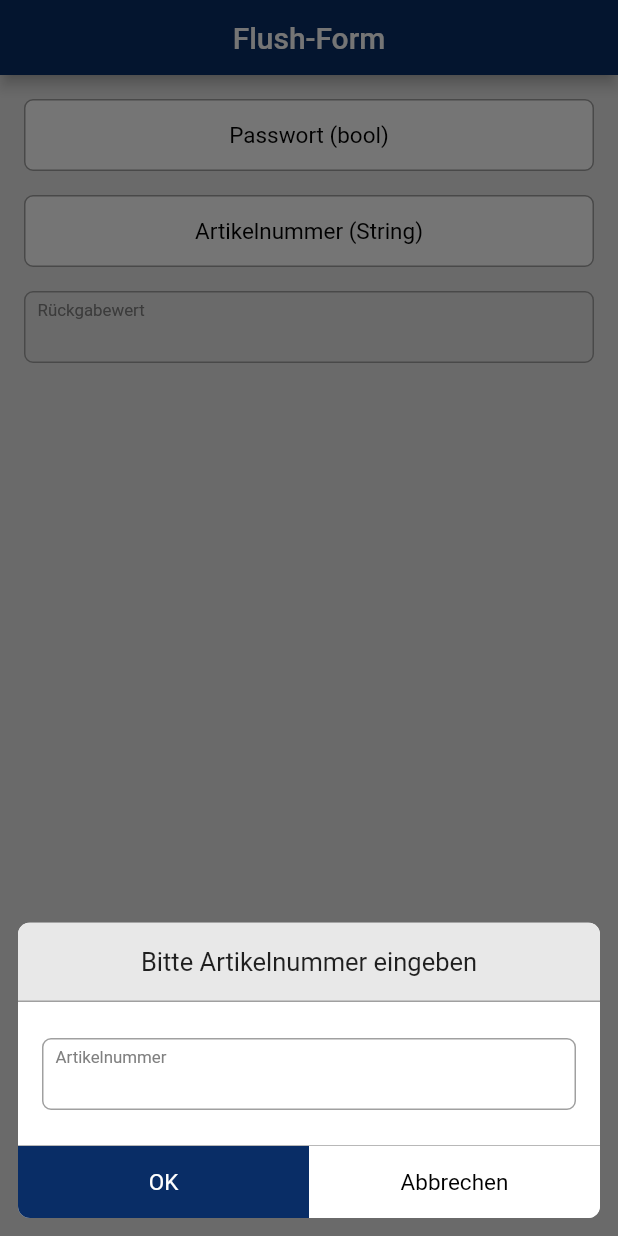
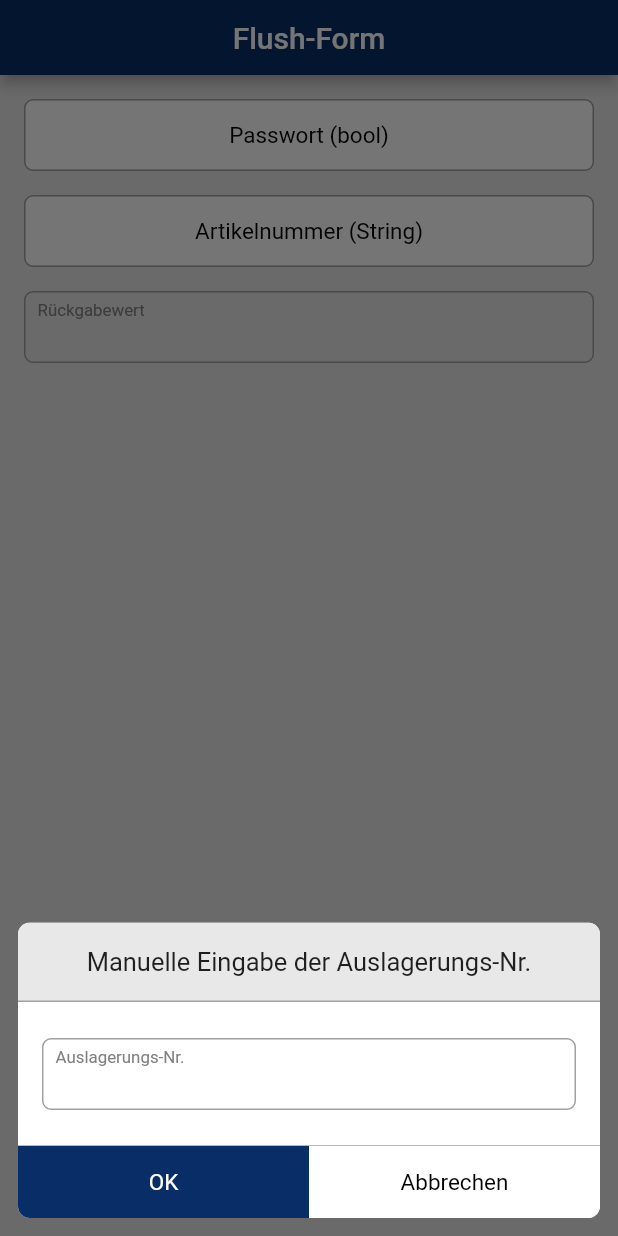
Before and after one commit to thomasrobkedev/flutter_pickliste_widgets, a Flutter app: the FlushPage screen opened by its route, after a tap on "Artikelnummer (String)", on a phone screen of 412 x 824 dp. Run offline on Flutter 3.47's test engine with Material 2 defaults, Android fonts, the phone set to English and light mode, and no system bars; our stand-ins replace dio, equatable, flutter_bloc, get_it, go_router, package_info_plus; missing offline and left inert: network_info_plus.

Commit message:
Übersetzungen entfernt, Theme-Konstanten in class gepackt

```diff
--- a/example/lib/core/routing/router.dart
+++ b/example/lib/core/routing/router.dart
@@ -53,6 +53,7 @@ final router = GoRouter(
           child: PicklisteDiagnosticsPage(
             getItems: () => getItems(),
             houseNumberURL: getHouseNumberURL(withPic: true),
+            toastText: 'Bitte warten', // AppLocalizations.of(context)!.general__please_wait
           ),
         );
       },
--- a/example/lib/features/flush/presentation/view/page.dart
+++ b/example/lib/features/flush/presentation/view/page.dart
@@ -16,7 +16,7 @@ class _FlushPageState extends State<FlushPage> {
   Widget build(BuildContext context) {
     return Scaffold(
       appBar: AppBar(title: const Text('Flush-Form')),
-      backgroundColor: const Color(kMenuBackgroundColor),
+      backgroundColor: const Color(PicklisteThemeConstants.kMenuBackgroundColor),
       body: SingleChildScrollView(
         child: Container(
           padding: const EdgeInsets.all(8),
@@ -30,6 +30,9 @@ class _FlushPageState extends State<FlushPage> {
                     context: context,
                     introText: 'Bitte Passwort eingeben', // AppLocalizations.of(context)!.general__please_enter_password,
                     labelText: 'Passwort', // AppLocalizations.of(context)!.general__password,
+                    okText: 'OK', // AppLocalizations.of(context)!.general__ok,
+                    cancelText: 'Abbrechen', // AppLocalizations.of(context)!.general__cancel,
+                    failText: 'Falsches Passwort', // AppLocalizations.of(context)!.general__wrong_password,
                     password: true,
                     isValid: (String value) => value == 'dev',
                     getSuccessReturnValue: (String _) => true,
@@ -47,8 +50,11 @@ class _FlushPageState extends State<FlushPage> {
                 onPressed: () async {
                   final result = await PicklisteFlushForm<String>(
                     context: context,
-                    introText: 'Bitte Artikelnummer eingeben',
-                    labelText: 'Artikelnummer', // AppLocalizations.of(context)!.general__product_number,
+                    introText: 'Manuelle Eingabe der Auslagerungs-Nr.', // AppLocalizations.of(context)!.elbw_incoming__manual_input_of_outgoing_number,
+                    labelText: 'Auslagerungs-Nr.', // AppLocalizations.of(context)!.elbw_incoming__outgoing_number_short,
+                    okText: 'OK', // AppLocalizations.of(context)!.general__ok,
+                    cancelText: 'Abbrechen', // AppLocalizations.of(context)!.general__cancel,
+                    failText: 'Manuelle Eingabe stimmt nicht mit Barcode überein.', // AppLocalizations.of(context)!.elbw_incoming__manual_input_missmatch,
                     isValid: (String value) => value == '79',
                     getSuccessReturnValue: (String value) => value,
                     keyboardType: TextInputType.number,
--- a/example/lib/features/form/presentation/view/page.dart
+++ b/example/lib/features/form/presentation/view/page.dart
@@ -21,7 +21,7 @@ class _FormPageState extends State<FormPage> {
   Widget build(BuildContext context) {
     return Scaffold(
       appBar: AppBar(title: const Text('Playground')),
-      backgroundColor: const Color(kMenuBackgroundColor),
+      backgroundColor: const Color(PicklisteThemeConstants.kMenuBackgroundColor),
       body: GestureDetector(
         onTap: (() {
           focusNode.unfocus();
--- a/lib/src/core/enums/testkey.dart
+++ b/lib/src/core/enums/testkey.dart
@@ -1,6 +1,6 @@
 // ignore_for_file: constant_identifier_names
 
-enum Testkey {
+enum PicklisteTestkey {
   diagnostics_page,
   diagnostics_toast,
 
@@ -11,7 +11,7 @@ enum Testkey {
   flushForm_error,
 }
 
-extension TestkeyExtension on Testkey {
+extension TestkeyExtension on PicklisteTestkey {
   String get enabled => toString();
   String get disabled => '${toString()}--disabled';
   String get active => '${toString()}--active';
--- a/lib/src/core/extensions/list_divided.dart
+++ b/lib/src/core/extensions/list_divided.dart
@@ -14,7 +14,7 @@ extension ListDivided on Iterable {
               visible: entry.key < entries.length - (withLastLine ? 0 : 1),
               child: Divider(
                 height: 0,
-                color: const Color(kDividerColor),
+                color: const Color(PicklisteThemeConstants.kDividerColor),
                 indent: indent,
                 endIndent: endIndent,
                 thickness: 0.5,
--- a/lib/src/core/theme/theme_const.dart
+++ b/lib/src/core/theme/theme_const.dart
@@ -1,37 +1,40 @@
+class PicklisteThemeConstants {
 // Application - Appearance
-const int kThemePrimaryColor = 0xFF092D66;
-const int kThemeBackgroundColor = 0xFFFFFFFF;
-const int kMenuBackgroundColor = 0xFFE8E8E8;
-const int kThemeAlertColor = 0xFFF44336;
-const int kContainerBorderColor = 0xFFA0A0A0;
-const int kDividerColor = 0xFFC0C0C0;
-const int kLabelColor = 0xFF808080;
-const int kLoadingSpinnerDisabled = 0xFF767676;
+
+  static const int kThemePrimaryColor = 0xFF092D66;
+  static const int kThemeBackgroundColor = 0xFFFFFFFF;
+  static const int kMenuBackgroundColor = 0xFFE8E8E8;
+  static const int kThemeAlertColor = 0xFFF44336;
+  static const int kContainerBorderColor = 0xFFA0A0A0;
+  static const int kDividerColor = 0xFFC0C0C0;
+  static const int kLabelColor = 0xFF808080;
+  static const int kLoadingSpinnerDisabled = 0xFF767676;
 
 // font sizes
-const double kFontSizeSmall = 13;
-const double kFontSizeDefault = 15;
-const double kFontSizeMedium = 17;
-const double kFontSizeLarge = 20;
-const double kFontSizeExtraLarge = 26;
+  static const double kFontSizeSmall = 13;
+  static const double kFontSizeDefault = 15;
+  static const double kFontSizeMedium = 17;
+  static const double kFontSizeLarge = 20;
+  static const double kFontSizeExtraLarge = 26;
 
 // Tile - Appearance.
-const int kTileBackgroundColor = 0xFFFFFFFF;
-const int kTileDisabledBackgroundColor = 0xFFF1F1F1;
-const int kTileIconColor = 0xE6092D66; // opacity 90%;
-const int kTileIconColorDisabled = 0x33092D66; // opacity 20%;
-const int kTileTextColor = 0xFF000000;
-const int kTileBorderColor = 0xFFA0A0A0;
-const int kTileBorderColorDisabled = 0xFFC0C0C0;
-const int kTileDividerColor = 0xFFD0D0D0;
-const int kMonoSpaceColor = 0xFF404040;
-const double kTileBorderRadius = 8;
-const double kTileIconSize = 36;
-const double kTilePaddingAll = 8;
-const double kTileMarginAll = 8;
+  static const int kTileBackgroundColor = 0xFFFFFFFF;
+  static const int kTileDisabledBackgroundColor = 0xFFF1F1F1;
+  static const int kTileIconColor = 0xE6092D66; // opacity 90%;
+  static const int kTileIconColorDisabled = 0x33092D66; // opacity 20%;
+  static const int kTileTextColor = 0xFF000000;
+  static const int kTileBorderColor = 0xFFA0A0A0;
+  static const int kTileBorderColorDisabled = 0xFFC0C0C0;
+  static const int kTileDividerColor = 0xFFD0D0D0;
+  static const int kMonoSpaceColor = 0xFF404040;
+  static const double kTileBorderRadius = 8;
+  static const double kTileIconSize = 36;
+  static const double kTilePaddingAll = 8;
+  static const double kTileMarginAll = 8;
 
-const int kProgramAbsortieranweisung = 1;
-const int kProgramDispoHz = 2;
-const int kProgramRotpreiseAltware = 3;
-const int kProgramRotpreiseVK = 4;
-const int kProgramFehlteile = 5;
+  static const int kProgramAbsortieranweisung = 1;
+  static const int kProgramDispoHz = 2;
+  static const int kProgramRotpreiseAltware = 3;
+  static const int kProgramRotpreiseVK = 4;
+  static const int kProgramFehlteile = 5;
+}
--- a/lib/src/core/widgets/flush/form.dart
+++ b/lib/src/core/widgets/flush/form.dart
@@ -11,9 +11,9 @@ class PicklisteFlushForm<T> extends StatefulWidget {
   final BuildContext context;
   final String introText;
   final String labelText;
-  final String? okText;
-  final String? cancelText;
-  final String? failText;
+  final String okText;
+  final String cancelText;
+  final String failText;
   final bool password;
   final TextInputType? keyboardType;
   final List<TextInputFormatter>? inputFormatters;
@@ -24,9 +24,9 @@ class PicklisteFlushForm<T> extends StatefulWidget {
     required this.context,
     required this.introText,
     required this.labelText,
-    this.okText,
-    this.cancelText,
-    this.failText,
+    required this.okText,
+    required this.cancelText,
+    required this.failText,
     this.password = false,
     this.keyboardType = TextInputType.text,
     this.inputFormatters,
@@ -94,7 +94,7 @@ class _PicklisteFlushFormState<T> extends State<PicklisteFlushForm<T>> {
                 labelText: widget.labelText,
                 onFieldSubmitted: (String _) => submit(context),
                 onTapSelectAll: false,
-                testKey: ValueKey(Testkey.flushForm_input.toString()),
+                testKey: ValueKey(PicklisteTestkey.flushForm_input.toString()),
               ),
               Visibility(
                 visible: !isValid,
@@ -102,16 +102,16 @@ class _PicklisteFlushFormState<T> extends State<PicklisteFlushForm<T>> {
                   width: double.infinity,
                   padding: const EdgeInsets.only(left: 16),
                   child: Text(
-                    key: ValueKey(Testkey.flushForm_error.toString()),
-                    widget.failText ?? 'Ungültige Eingabe', // AppLocalizations.of(context)!.general__invalid_input,
-                    style: const TextStyle(color: Colors.red, fontSize: kFontSizeSmall),
+                    key: ValueKey(PicklisteTestkey.flushForm_error.toString()),
+                    widget.failText,
+                    style: const TextStyle(color: Colors.red, fontSize: PicklisteThemeConstants.kFontSizeSmall),
                   ),
                 ),
               ),
             ],
           ),
         ),
-        const Divider(color: Color(kContainerBorderColor)),
+        const Divider(color: Color(PicklisteThemeConstants.kContainerBorderColor)),
         SizedBox(
           height: 48,
           child: Row(
@@ -119,19 +119,18 @@ class _PicklisteFlushFormState<T> extends State<PicklisteFlushForm<T>> {
             children: [
               _button(
                 context,
-                caption: widget.okText ?? 'OK', // AppLocalizations.of(context)!.general__ok,
+                caption: widget.okText,
                 primary: true,
                 onPressed: () => submit(context),
-                testKey: ValueKey(Testkey.flushForm_ok.toString()),
+                testKey: ValueKey(PicklisteTestkey.flushForm_ok.toString()),
               ),
-              const VerticalDivider(color: Color(kContainerBorderColor)),
+              const VerticalDivider(color: Color(PicklisteThemeConstants.kContainerBorderColor)),
               _button(
                 context,
-                // TODO: Übersetzung
-                caption: widget.cancelText ?? 'Abbrechen', // AppLocalizations.of(context)!.general__cancel,
+                caption: widget.cancelText,
                 primary: false,
                 onPressed: () => close(context, null),
-                testKey: ValueKey(Testkey.flushForm_cancel.toString()),
+                testKey: ValueKey(PicklisteTestkey.flushForm_cancel.toString()),
               ),
             ],
           ),
@@ -153,7 +152,7 @@ class _PicklisteFlushFormState<T> extends State<PicklisteFlushForm<T>> {
         onPressed: onPressed,
         style: TextButton.styleFrom(
           foregroundColor: primary ? Colors.white : Colors.black,
-          textStyle: const TextStyle(fontSize: kFontSizeDefault),
+          textStyle: const TextStyle(fontSize: PicklisteThemeConstants.kFontSizeDefault),
           backgroundColor: primary ? Theme.of(context).primaryColor : Colors.white,
           shape: const RoundedRectangleBorder(borderRadius: BorderRadius.zero),
           side: BorderSide.none,
--- a/lib/src/core/widgets/form/checkbox.dart
+++ b/lib/src/core/widgets/form/checkbox.dart
@@ -28,7 +28,7 @@ class PicklisteCheckbox extends StatelessWidget {
         child: CheckboxListTile(
           key: testKey,
           contentPadding: const EdgeInsets.only(left: 8),
-          title: Text(title, style: TextStyle(color: enabled ? Colors.black : const Color(kLabelColor), fontSize: kFontSizeDefault)),
+          title: Text(title, style: TextStyle(color: enabled ? Colors.black : const Color(PicklisteThemeConstants.kLabelColor), fontSize: PicklisteThemeConstants.kFontSizeDefault)),
           value: value,
           onChanged: enabled ? onChanged : null,
           dense: true,
--- a/lib/src/core/widgets/form/dropdown.dart
+++ b/lib/src/core/widgets/form/dropdown.dart
@@ -35,13 +35,13 @@ class PicklisteDropdown<T> extends StatelessWidget {
           value: value,
           onChanged: enabled ? onChanged : null,
           focusNode: focusNode,
-          style: const TextStyle(color: Colors.black, fontSize: kFontSizeDefault),
+          style: const TextStyle(color: Colors.black, fontSize: PicklisteThemeConstants.kFontSizeDefault),
           decoration: InputDecoration(
             isDense: true,
             contentPadding: const EdgeInsets.symmetric(horizontal: 8, vertical: 0),
             border: InputBorder.none,
             labelText: labelText.replaceAll(':', ''),
-            labelStyle: const TextStyle(color: Color(kLabelColor), fontSize: kFontSizeDefault),
+            labelStyle: const TextStyle(color: Color(PicklisteThemeConstants.kLabelColor), fontSize: PicklisteThemeConstants.kFontSizeDefault),
             floatingLabelBehavior: FloatingLabelBehavior.always,
             enabled: enabled,
           ),
--- a/lib/src/core/widgets/form/field.dart
+++ b/lib/src/core/widgets/form/field.dart
@@ -21,9 +21,9 @@ class PicklisteField extends StatelessWidget {
       alignment: Alignment.center,
       margin: const EdgeInsets.all(8),
       decoration: BoxDecoration(
-        color: enabled ? const Color(kTileBackgroundColor) : Colors.transparent,
+        color: enabled ? const Color(PicklisteThemeConstants.kTileBackgroundColor) : Colors.transparent,
         borderRadius: BorderRadius.circular(6),
-        border: Border.all(color: const Color(kTileBorderColor)),
+        border: Border.all(color: const Color(PicklisteThemeConstants.kTileBorderColor)),
       ),
       child: Stack(
         alignment: Alignment.bottomLeft,
--- a/lib/src/core/widgets/form/radio.dart
+++ b/lib/src/core/widgets/form/radio.dart
@@ -32,7 +32,7 @@ class PicklisteRadio<T> extends StatelessWidget {
           contentPadding: const EdgeInsets.only(left: 8),
           title: Container(
             transform: Matrix4.translationValues(-8, 0, 0),
-            child: Text(title, style: TextStyle(color: enabled ? Colors.black : const Color(kLabelColor), fontSize: kFontSizeDefault)),
+            child: Text(title, style: TextStyle(color: enabled ? Colors.black : const Color(PicklisteThemeConstants.kLabelColor), fontSize: PicklisteThemeConstants.kFontSizeDefault)),
           ),
           value: value,
           groupValue: groupValue,
--- a/lib/src/core/widgets/form/switch.dart
+++ b/lib/src/core/widgets/form/switch.dart
@@ -28,7 +28,7 @@ class PicklisteSwitch extends StatelessWidget {
         child: SwitchListTile(
           key: testKey,
           contentPadding: const EdgeInsets.only(left: 8),
-          title: Text(title, style: TextStyle(color: enabled ? Colors.black : const Color(kLabelColor), fontSize: kFontSizeDefault)),
+          title: Text(title, style: TextStyle(color: enabled ? Colors.black : const Color(PicklisteThemeConstants.kLabelColor), fontSize: PicklisteThemeConstants.kFontSizeDefault)),
           value: value,
           onChanged: enabled ? onChanged : null,
           dense: true,
--- a/lib/src/core/widgets/form/text_button.dart
+++ b/lib/src/core/widgets/form/text_button.dart
@@ -69,12 +69,12 @@ class PicklisteTextButton extends StatelessWidget {
       return Colors.white;
     }
 
-    return enabled ? Colors.black : const Color(kLabelColor);
+    return enabled ? Colors.black : const Color(PicklisteThemeConstants.kLabelColor);
   }
 
   Color _getBackgroundColor(BuildContext context) {
     if (primary) {
-      return const Color(kThemePrimaryColor).withOpacity(enabled ? 1 : 0.5);
+      return const Color(PicklisteThemeConstants.kThemePrimaryColor).withOpacity(enabled ? 1 : 0.5);
     }
 
     if (danger) {
@@ -92,7 +92,7 @@ class PicklisteTextButton extends StatelessWidget {
         textAlign: TextAlign.center,
         style: TextStyle(
           fontWeight: FontWeight.normal,
-          fontSize: kFontSizeDefault,
+          fontSize: PicklisteThemeConstants.kFontSizeDefault,
           color: _getColor(),
         ),
       ),
--- a/lib/src/core/widgets/form/text_field.dart
+++ b/lib/src/core/widgets/form/text_field.dart
@@ -57,14 +57,14 @@ class _PicklisteTextFieldState extends State<PicklisteTextField> {
         textInputAction: TextInputAction.next,
         inputFormatters: widget.inputFormatters,
         readOnly: widget.readOnly,
-        style: TextStyle(color: widget.enabled ? Colors.black : const Color(kLabelColor), fontSize: kFontSizeDefault),
+        style: TextStyle(color: widget.enabled ? Colors.black : const Color(PicklisteThemeConstants.kLabelColor), fontSize: PicklisteThemeConstants.kFontSizeDefault),
         decoration: InputDecoration(
           hintText: widget.hint,
           isDense: true,
           contentPadding: const EdgeInsets.symmetric(horizontal: 8, vertical: 0),
           border: InputBorder.none,
           labelText: widget.labelText.replaceAll(':', ''),
-          labelStyle: const TextStyle(color: Color(kLabelColor), fontSize: kFontSizeDefault),
+          labelStyle: const TextStyle(color: Color(PicklisteThemeConstants.kLabelColor), fontSize: PicklisteThemeConstants.kFontSizeDefault),
           floatingLabelBehavior: FloatingLabelBehavior.always,
           enabled: widget.enabled,
           suffixIconConstraints: const BoxConstraints(maxHeight: 24),
--- a/lib/src/core/widgets/misc/intro_container.dart
+++ b/lib/src/core/widgets/misc/intro_container.dart
@@ -24,7 +24,7 @@ class PicklisteIntroContainer extends StatelessWidget {
             text,
             key: testKey,
             textAlign: TextAlign.center,
-            style: const TextStyle(fontSize: kFontSizeMedium),
+            style: const TextStyle(fontSize: PicklisteThemeConstants.kFontSizeMedium),
           ),
         );
 
@@ -34,8 +34,8 @@ class PicklisteIntroContainer extends StatelessWidget {
       width: double.infinity,
       padding: padding ?? const EdgeInsets.all(16),
       decoration: const BoxDecoration(
-        color: Color(kMenuBackgroundColor),
-        border: Border(bottom: BorderSide(color: Color(kContainerBorderColor))),
+        color: Color(PicklisteThemeConstants.kMenuBackgroundColor),
+        border: Border(bottom: BorderSide(color: Color(PicklisteThemeConstants.kContainerBorderColor))),
       ),
       child: child,
     );
--- a/lib/src/features/diagnostics/presentation/view/widgets/view_item_label.dart
+++ b/lib/src/features/diagnostics/presentation/view/widgets/view_item_label.dart
@@ -18,7 +18,7 @@ class PicklisteDiagnosticsViewItemLabel extends StatelessWidget {
     return Text(
       label,
       key: ValueKey('${item.testKexPrefix}_label'),
-      style: const TextStyle(fontSize: kFontSizeSmall, fontWeight: FontWeight.bold),
+      style: const TextStyle(fontSize: PicklisteThemeConstants.kFontSizeSmall, fontWeight: FontWeight.bold),
     );
   }
 }
--- a/pubspec.yaml
+++ b/pubspec.yaml
@@ -1,6 +1,6 @@
 name: flutter_pickliste_widgets
 description: Eine Sammlung von Flutter-Widgets und -Code.
-version: 0.0.2+4
+version: 0.0.2+7
 homepage:
 
 environment:
```
Also changed, not shown: lib/src/core/theme/global_theme.dart (+15 -15 lines), lib/src/core/widgets/toast/toast.dart (+4 -4 lines), lib/src/features/diagnostics/presentation/view/page.dart (+5 -3 lines), example/pubspec.lock.
